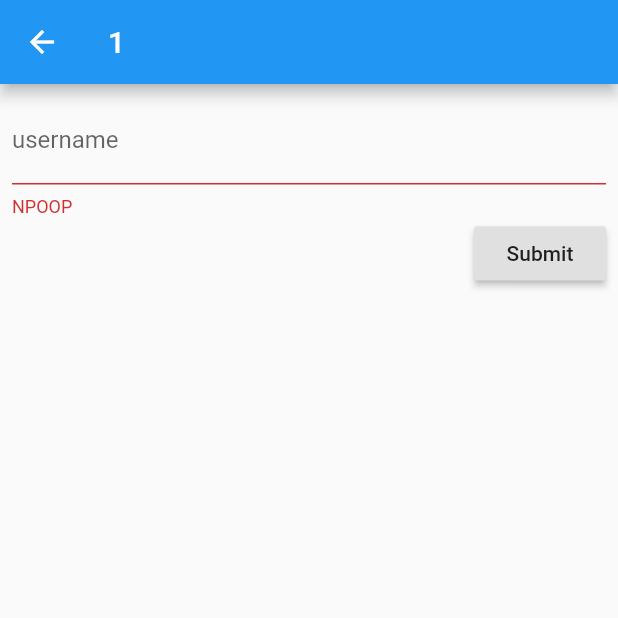
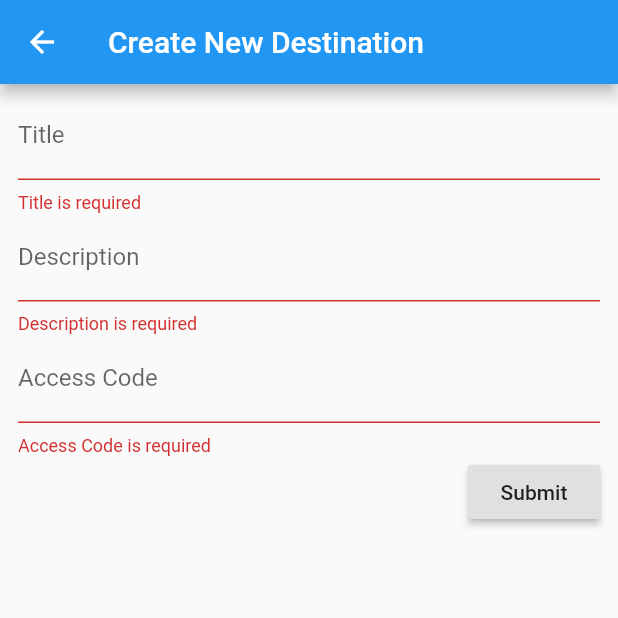
Before and after one commit to miphaio/seafood-crossing, a Flutter app: the AddDestination screen opened directly, after a tap on "Submit", on a phone screen of 412 x 824 dp, the top half of it. Run offline on Flutter 3.47's test engine with Material 2 defaults, Android fonts, the phone set to English and light mode, and no system bars; our stand-ins replace cached_network_image, device_info, dio, shared_preferences; missing offline and left inert: unicorndial; accounts and stored records are empty; network calls fail.

Commit message:
implement add destination form

```diff
--- a/lib/i18n/core/core-en.dart
+++ b/lib/i18n/core/core-en.dart
@@ -1,17 +1,26 @@
 const Map<String, String> coreLocalizationEnglish = {
-  'reset-filter': 'Reset',
+  'access-code': 'Access Code',
+  'access-code-hint': 'Access Code toward your island',
+  'create-destination': 'Create New Destination',
+  'description': 'Description',
+  'description-hint': 'More information about this trip',
   'first-time-using-title': 'Seems you are just start using seafood crossing.',
   'first-time-using-subtitle': 'Click <Start Using> to start!',
   'fish': 'Fish',
   'foodex': 'Foodex',
   'github': 'Github',
   'insect': 'Insect',
+  'is-required': 'is required',
   'no-data': 'No Data',
   'not-implemented': 'Not Implemented',
   'ok': 'OK',
   'open-source': 'Open Source',
+  'reset-filter': 'Reset',
   'seafood-crossing': 'Seafood Crossing',
   'start-using': 'Start Using',
+  'submit': 'Submit',
+  'title': 'Title',
+  'title-hint': 'Purpose of this trip',
   'travel': 'Travel',
   'visit': 'Visit',
 };
--- a/lib/i18n/core/core-zh.dart
+++ b/lib/i18n/core/core-zh.dart
@@ -1,17 +1,26 @@
 const Map<String, String> coreLocalizationChinese = {
-  'reset-filter': '重置过滤',
+  'access-code': '密码',
+  'access-code-hint': '链接岛屿的密码',
+  'create-destination': '创建新旅行',
+  'description': '描述',
+  'description-hint': '一些补充信息',
   'first-time-using-title': '你似乎是第一次使用海鲜之森。',
   'first-time-using-subtitle': '点击 <开始使用> 以继续！',
   'fish': '鱼类',
   'foodex': '海鲜百科',
   'github': 'Github',
   'insect': '昆虫',
+  'is-required': '是必填的',
   'no-data': '没有数据',
   'not-implemented': '未实现',
   'ok': '好',
   'open-source': '开源',
+  'reset-filter': '重置过滤',
   'seafood-crossing': '海鲜之森',
   'start-using': '开始使用',
+  'submit': '提交',
+  'title': '标题',
+  'title-hint': '旅行的原因',
   'travel': '旅行',
   'visit': '访问',
 };
--- a/lib/travel/add-destination.dart
+++ b/lib/travel/add-destination.dart
@@ -1,4 +1,5 @@
 import 'package:flutter/material.dart';
+import 'package:seafood_crossing/i18n/core/localizations.dart';
 
 class AddDestination extends StatefulWidget {
   @override
@@ -13,23 +14,23 @@ class _AddDestinationState extends State<AddDestination> {
   Widget build(BuildContext context) {
     return Scaffold(
       appBar: AppBar(
-        title: Text('1'),
+        title: CoreLocalizations.of(context).getText('create-destination'),
       ),
       body: ListView(
         children: <Widget>[
           Container(
-            padding: const EdgeInsets.all(8.0),
+            padding: const EdgeInsets.fromLTRB(12.0, 5.0, 12.0, 5.0),
             child: Column(
               crossAxisAlignment: CrossAxisAlignment.end,
               children: <Widget>[
                 Form(
                   key: this._formKey,
                   child: Column(
-                    children: this._buildFormFields(),
+                    children: this._buildFormFields(context),
                   ),
                 ),
                 RaisedButton(
-                  child: Text('Submit'),
+                  child: CoreLocalizations.of(context).getText('submit'),
                   onPressed: this._submit,
                 ),
               ],
@@ -40,23 +41,66 @@ class _AddDestinationState extends State<AddDestination> {
     );
   }
 
-  List<Widget> _buildFormFields() {
+  List<Widget> _buildFormFields(BuildContext context) {
+    final CoreLocalizations coreLocalizations = CoreLocalizations.of(context);
+    const String titleFieldName = 'title';
+    const String descriptionFieldName = 'description';
+    const String accessCodeFieldName = 'access-code';
+
     return <Widget>[
       TextFormField(
         decoration: InputDecoration(
-          labelText: 'username',
+          labelText: coreLocalizations.getString(titleFieldName),
+          hintText: coreLocalizations.getString(titleFieldName + '-hint'),
         ),
         onSaved: (String value) {
-          this._data['title'] = value;
+          this._data[titleFieldName] = value;
         },
         validator: (String value) {
           if (value.length > 0) {
             return null;
           }
-          return 'NPOOP';
+          return this._buildRequiredMessage(context, titleFieldName);
+        },
+      ),
+      TextFormField(
+        decoration: InputDecoration(
+          labelText: coreLocalizations.getString(descriptionFieldName),
+          hintText: coreLocalizations.getString(descriptionFieldName + '-hint'),
+        ),
+        onSaved: (String value) {
+          this._data[descriptionFieldName] = value;
+        },
+        validator: (String value) {
+          if (value.length > 0) {
+            return null;
+          }
+          return this._buildRequiredMessage(context, descriptionFieldName);
+        },
+      ),
+      TextFormField(
+        decoration: InputDecoration(
+          labelText: coreLocalizations.getString(accessCodeFieldName),
+          hintText: coreLocalizations.getString(accessCodeFieldName + '-hint'),
+        ),
+        onSaved: (String value) {
+          this._data[accessCodeFieldName] = value;
+        },
+        validator: (String value) {
+          if (value.length > 0) {
+            return null;
+          }
+          return this._buildRequiredMessage(context, accessCodeFieldName);
         },
       ),
     ];
+  }
+
+  String _buildRequiredMessage(BuildContext context, String fieldName) {
+    final CoreLocalizations coreLocalizations = CoreLocalizations.of(context);
+    return coreLocalizations.getString(fieldName) +
+        ' ' +
+        coreLocalizations.getString('is-required');
   }
 
   void _submit() {
```
